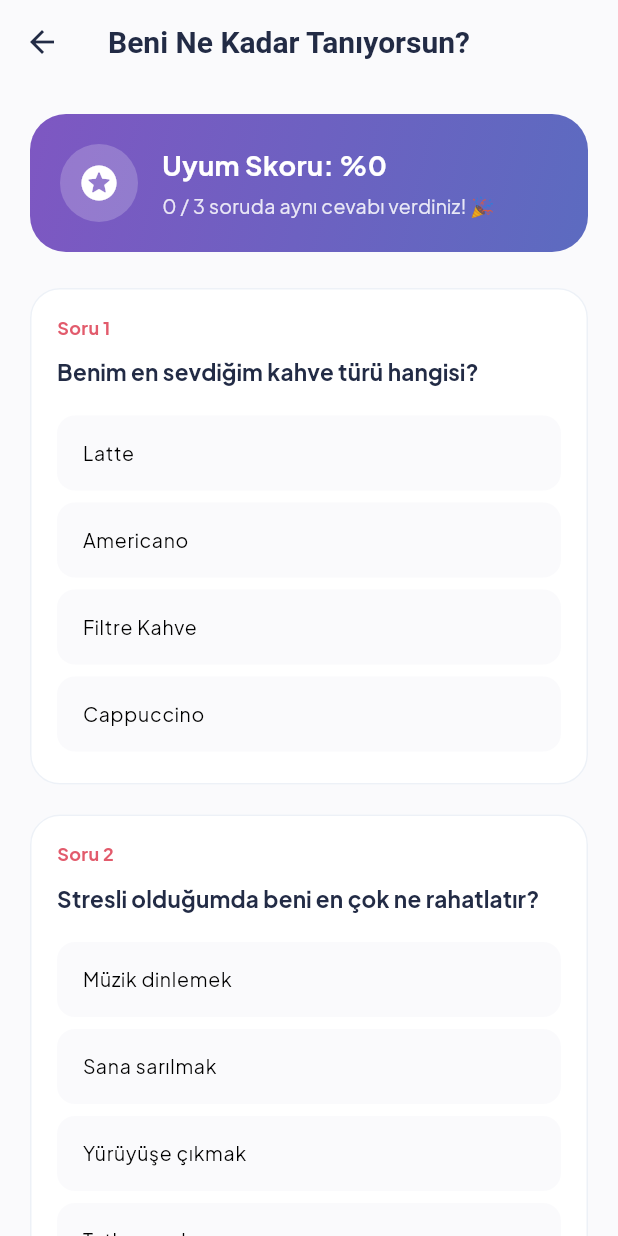
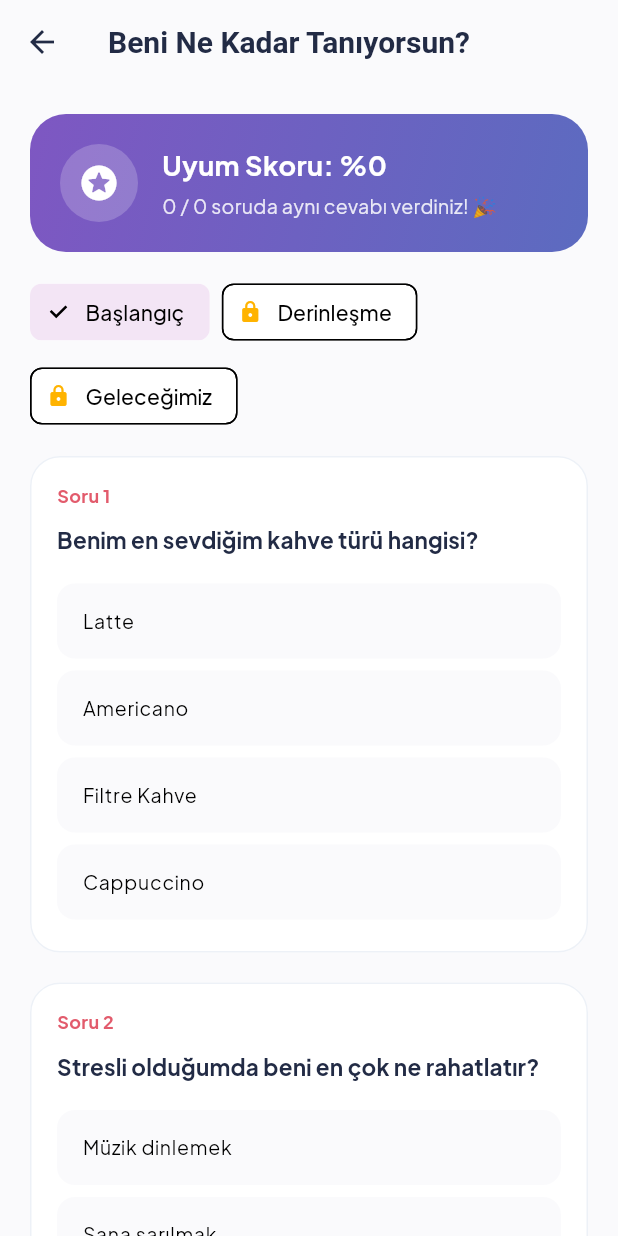
Before and after one commit to sudekazan/ciftapp, a Flutter app: the CoupleQuizScreen screen opened directly, on a phone screen of 412 x 824 dp. Run offline on Flutter 3.47's test engine with Material 3 defaults, Android fonts, the phone set to English and light mode, and no system bars; our stand-ins replace cloud_firestore, firebase_auth, firebase_core, firebase_messaging, firebase_remote_config, firebase_storage and 6 more; missing offline and left inert: purchases_flutter; accounts and stored records are empty; network calls fail.

Commit message:
ozellik: soru paketleri eklendi, günün sorusu kataloğu 30 soruya çıktı
- Günün sorusu kataloğu 7'den 30 soruya genişletildi (TR/EN); cevaplanmış günler katalog değişse de aynı soruyu koruyor
- Quiz ve "Hangimiz daha" için ücretsiz Başlangıç paketi + premium paketler (Derinleşme, Geleceğimiz, Eğlenceli, Romantik)
- Paket seçici: kilitli premium pakete dokununca bağlamsal paywall açılıyor
- Uyum skoru artık iki tarafın da cevapladığı sorulara göre hesaplanıyor (önceden tüm soru sayısına bölünüyordu)
- İçerik bütünlüğü ve paket filtreleme için testler eklendi

Co-Authored-By: Claude Opus 5.5 <noreply@anthropic.com>

```diff
--- /dev/null
+++ b/lib/core/content/question_catalog.dart
@@ -0,0 +1,183 @@
+import '../models/daily_question.dart';
+
+/// A group of questions; premium packs are unlocked by the subscription.
+class QuestionPack<T> {
+  final String id;
+  final String titleTr;
+  final String titleEn;
+  final bool isPremium;
+  final List<T> items;
+
+  const QuestionPack({
+    required this.id,
+    required this.titleTr,
+    required this.titleEn,
+    required this.items,
+    this.isPremium = false,
+  });
+
+  String getTitle(String lang) => lang == 'en' ? titleEn : titleTr;
+}
+
+/// All built-in question content (TR/EN).
+class QuestionCatalog {
+  QuestionCatalog._();
+
+  /// Rotates daily. Ids are stable: answers are stored per id and date.
+  static const List<Map<String, String>> daily = [
+    {'id': 'dq_01', 'tr': 'İlk tanıştığımız gün benim hakkımda ilk düşündüğün şey neydi?', 'en': 'What was your very first thought about me when we first met?'},
+    {'id': 'dq_02', 'tr': 'Birlikte geçirdiğimiz en unutulmaz an hangisiydi?', 'en': 'What is the most memorable moment we have shared together?'},
+    {'id': 'dq_03', 'tr': 'Benim en sevdiğin küçük alışkanlığım nedir?', 'en': 'What is your favorite little habit of mine?'},
+    {'id': 'dq_04', 'tr': 'Bir gün tüm gün birlikte olsak ne yapmak isterdin?', 'en': 'If we had a whole free day together, what would you do?'},
+    {'id': 'dq_05', 'tr': 'Bana en son ne zaman gurur duydun?', 'en': 'When was the last time you felt proud of me?'},
+    {'id': 'dq_06', 'tr': 'Birlikte öğrenmek istediğin bir şey var mı?', 'en': 'Is there something you would like us to learn together?'},
+    {'id': 'dq_07', 'tr': 'Seni en çok ne mutlu ediyor, bunu daha sık nasıl yapabilirim?', 'en': 'What makes you happiest, and how can I do it more often?'},
+    {'id': 'dq_08', 'tr': 'Seni en çok güldüren anımız hangisi?', 'en': 'Which of our moments makes you laugh the most?'},
+    {'id': 'dq_09', 'tr': 'Bana söylemek isteyip de henüz söylemediğin bir şey var mı?', 'en': "Is there something you've wanted to tell me but haven't yet?"},
+    {'id': 'dq_10', 'tr': 'Birlikte yaşamak istediğin bir sonraki macera ne?', 'en': 'What adventure would you like us to have next?'},
+    {'id': 'dq_11', 'tr': 'Bizi en iyi anlatan şarkı hangisi?', 'en': 'Which song describes us best?'},
+    {'id': 'dq_12', 'tr': 'Benimle ilgili seni ilk etkileyen şey neydi?', 'en': 'What first attracted you to me?'},
+    {'id': 'dq_13', 'tr': 'Bu hafta seni en mutlu eden küçük şey neydi?', 'en': 'What small thing made you happiest this week?'},
+    {'id': 'dq_14', 'tr': 'Birlikte yaşlandığımızı hayal ettiğinde ne görüyorsun?', 'en': 'When you imagine us growing old together, what do you see?'},
+    {'id': 'dq_15', 'tr': 'Hangi konuda sana daha çok destek olmamı istersin?', 'en': 'Where would you like more support from me?'},
+    {'id': 'dq_16', 'tr': 'En sevdiğin fotoğrafımız hangisi ve neden?', 'en': 'Which photo of us is your favorite, and why?'},
+    {'id': 'dq_17', 'tr': 'Mükemmel bir buluşma gününü anlatır mısın?', 'en': 'Can you describe a perfect date day?'},
+    {'id': 'dq_18', 'tr': 'Benden öğrendiğin bir şey var mı?', 'en': "Is there something you've learned from me?"},
+    {'id': 'dq_19', 'tr': 'İlişkimizde en çok gurur duyduğun şey ne?', 'en': 'What are you most proud of in our relationship?'},
+    {'id': 'dq_20', 'tr': 'Kötü bir gününde sana nasıl iyi gelebilirim?', 'en': 'How can I comfort you on a bad day?'},
+    {'id': 'dq_21', 'tr': 'Birlikte başlatmak istediğin bir gelenek var mı?', 'en': "Is there a tradition you'd like us to start?"},
+    {'id': 'dq_22', 'tr': 'Beni üç kelimeyle anlatır mısın?', 'en': 'Can you describe me in three words?'},
+    {'id': 'dq_23', 'tr': 'Birlikte izlemek istediğin bir film veya dizi hangisi?', 'en': "Which movie or show would you like us to watch together?"},
+    {'id': 'dq_24', 'tr': 'Çocukluğundan bana anlatmadığın bir anıyı paylaşır mısın?', 'en': "Can you share a childhood memory you haven't told me?"},
+    {'id': 'dq_25', 'tr': 'Sana sevildiğini en çok ne hissettirir?', 'en': 'What makes you feel most loved?'},
+    {'id': 'dq_26', 'tr': 'Bir yıl sonra bu zamanlar ne yapıyor olmak isterdik?', 'en': 'What would we like to be doing a year from now?'},
+    {'id': 'dq_27', 'tr': 'Hangi huyumu hiç değiştirmememi istersin?', 'en': 'Which trait of mine would you never want me to change?'},
+    {'id': 'dq_28', 'tr': 'Birlikte gittiğimiz en güzel yer neresiydi?', 'en': "What is the most beautiful place we've been together?"},
+    {'id': 'dq_29', 'tr': 'Hayatında şu an en çok neye minnettarsın?', 'en': 'What are you most grateful for in your life right now?'},
+    {'id': 'dq_30', 'tr': 'Bugün bana söylemek istediğin tatlı bir şey var mı?', 'en': 'Is there something sweet you would like to tell me today?'},
+  ];
+
+  static QuizQuestion _quiz(String id, String tr, String en, List<String> optionsTr, List<String> optionsEn) =>
+      QuizQuestion(id: id, questionTr: tr, questionEn: en, optionsTr: optionsTr, optionsEn: optionsEn);
+
+  static final List<QuestionPack<QuizQuestion>> quizPacks = [
+    QuestionPack(
+      id: 'starter',
+      titleTr: 'Başlangıç',
+      titleEn: 'Starter',
+      items: [
+        _quiz('quiz_01', 'Benim en sevdiğim kahve türü hangisi?', 'What is my favorite coffee drink?',
+            ['Latte', 'Americano', 'Filtre Kahve', 'Cappuccino'], ['Latte', 'Americano', 'Filter Coffee', 'Cappuccino']),
+        _quiz('quiz_02', 'Stresli olduğumda beni en çok ne rahatlatır?', 'What relaxes me the most when stressed?',
+            ['Müzik dinlemek', 'Sana sarılmak', 'Yürüyüşe çıkmak', 'Tatlı yemek'],
+            ['Listening to music', 'Hugging you', 'Going for a walk', 'Eating sweets']),
+        _quiz('quiz_03', 'Birlikte gitmek istediğimiz ilk yurt dışı tatili neresi?', 'Where is our dream first trip together?',
+            ['İtalya', 'Japonya', 'İzlanda', 'İspanya'], ['Italy', 'Japan', 'Iceland', 'Spain']),
+        _quiz('quiz_04', 'Birlikte en çok hangi aktiviteden keyif alıyoruz?', 'Which activity do we enjoy most together?',
+            ['Film/dizi izlemek', 'Yemek yapmak', 'Gezmek', 'Oyun oynamak'],
+            ['Watching movies/shows', 'Cooking', 'Traveling', 'Playing games']),
+        _quiz('quiz_05', 'İdeal hafta sonumuz nasıl geçer?', 'What does our ideal weekend look like?',
+            ['Evde dinlenerek', 'Şehirde gezerek', 'Doğada', 'Arkadaşlarla'],
+            ['Relaxing at home', 'Exploring the city', 'In nature', 'With friends']),
+      ],
+    ),
+    QuestionPack(
+      id: 'deep',
+      titleTr: 'Derinleşme',
+      titleEn: 'Deeper',
+      isPremium: true,
+      items: [
+        _quiz('deep_01', 'Tartıştığımızda en çok neye ihtiyaç duyuyoruz?', 'What do we need most when we argue?',
+            ['Biraz yalnız kalmaya', 'Hemen konuşmaya', 'Sarılmaya', 'Biraz mizaha'],
+            ['Some time alone', 'Talking it out right away', 'A hug', 'A bit of humor']),
+        _quiz('deep_02', 'Sevgiyi en çok nasıl gösteriyoruz?', 'How do we show love the most?',
+            ['Sözlerle', 'Dokunarak', 'Birlikte vakit geçirerek', 'Küçük sürprizlerle'],
+            ['With words', 'Through touch', 'Spending time together', 'With little surprises']),
+        _quiz('deep_03', 'İlişkimizin en güçlü yanı ne?', 'What is the strongest part of our relationship?',
+            ['Güven', 'Mizah', 'İletişim', 'Tutku'], ['Trust', 'Humor', 'Communication', 'Passion']),
+        _quiz('deep_04', 'Zor bir günün sonunda en iyi gelen şey ne?', 'What helps most at the end of a hard day?',
+            ['Uzun bir sohbet', 'Sessizce yan yana olmak', 'Sevdiğimiz bir yemek', 'Bir film'],
+            ['A long talk', 'Quietly being together', 'Our favorite food', 'A movie']),
+        _quiz('deep_05', 'Birlikte en çok neyi geliştirmek istiyoruz?', 'What do we most want to improve together?',
+            ['Daha çok vakit geçirmek', 'Daha açık iletişim', 'Ortak hedefler', 'Daha çok macera'],
+            ['More time together', 'More open communication', 'Shared goals', 'More adventure']),
+        _quiz('deep_06', 'Birbirimizi en çok ne zaman özlüyoruz?', 'When do we miss each other the most?',
+            ['Sabah uyanınca', 'Akşam yemeğinde', 'Güzel bir şey olunca', 'Gece uyumadan önce'],
+            ['When waking up', 'At dinner', 'When something good happens', 'Before falling asleep']),
+      ],
+    ),
+    QuestionPack(
+      id: 'future',
+      titleTr: 'Geleceğimiz',
+      titleEn: 'Our Future',
+      isPremium: true,
+      items: [
+        _quiz('fut_01', 'Beş yıl sonra nerede yaşıyoruz?', 'Where do we live five years from now?',
+            ['Büyük bir şehirde', 'Sahil kasabasında', 'Yurt dışında', 'Doğanın içinde'],
+            ['In a big city', 'In a seaside town', 'Abroad', 'Close to nature']),
+        _quiz('fut_02', 'Hayalimizdeki ev hangisi?', 'Which one is our dream home?',
+            ['Şehir merkezinde daire', 'Bahçeli müstakil ev', 'Deniz manzaralı bir yer', 'Küçük bir dağ evi'],
+            ['A downtown apartment', 'A house with a garden', 'A place with a sea view', 'A small cabin']),
+        _quiz('fut_03', 'Birlikte ilk büyük hedefimiz ne olmalı?', 'What should our first big goal be?',
+            ['Ortak bir ev', 'Büyük bir seyahat', 'Birikim yapmak', 'Bir evcil hayvan'],
+            ['A home together', 'A big trip', 'Saving money', 'A pet']),
+        _quiz('fut_04', 'Yıl dönümümüzü nasıl kutlamak isteriz?', 'How would we like to celebrate our anniversary?',
+            ['Romantik bir akşam yemeği', 'Sürpriz bir seyahat', 'Evde baş başa', 'Arkadaşlarla parti'],
+            ['A romantic dinner', 'A surprise trip', 'Just us at home', 'A party with friends']),
+        _quiz('fut_05', 'Emekliliğimizi nasıl hayal ediyoruz?', 'How do we imagine our retirement?',
+            ['Dünyayı gezerek', 'Bahçeyle uğraşarak', 'Torunlarla', 'Yeni hobilerle'],
+            ['Traveling the world', 'Gardening', 'With grandchildren', 'With new hobbies']),
+        _quiz('fut_06', 'Birlikte öğrenmek istediğimiz şey ne?', 'What would we like to learn together?',
+            ['Yeni bir dil', 'Dans', 'Bir enstrüman', 'Yemek sanatı'],
+            ['A new language', 'Dancing', 'An instrument', 'Cooking']),
+      ],
+    ),
+  ];
+
+  static WhoMoreQuestion _who(String id, String tr, String en) =>
+      WhoMoreQuestion(id: id, questionTr: tr, questionEn: en);
+
+  static final List<QuestionPack<WhoMoreQuestion>> whoMorePacks = [
+    QuestionPack(
+      id: 'starter',
+      titleTr: 'Başlangıç',
+      titleEn: 'Starter',
+      items: [
+        _who('who_01', 'Hangimiz sabahları daha zor uyanır?', 'Who is harder to wake up in the morning?'),
+        _who('who_02', 'Hangimiz sürpriz yapmayı daha çok sever?', 'Who loves preparing surprises more?'),
+        _who('who_03', 'Hangimiz daha kıskançtır?', 'Who gets jealous more easily?'),
+        _who('who_04', 'Hangimiz tartışmalarda ilk adımı atıp özür diler?', 'Who takes the first step and apologizes first?'),
+        _who('who_05', 'Hangimiz kaybolduğunda yol sormaktan daha çok çekinir?', 'Who is more hesitant to ask for directions when lost?'),
+        _who('who_06', 'Hangimiz plan yapmadan spontane yaşamayı daha çok sever?', 'Who is more spontaneous and hates rigid plans?'),
+      ],
+    ),
+    QuestionPack(
+      id: 'fun',
+      titleTr: 'Eğlenceli',
+      titleEn: 'Fun',
+      isPremium: true,
+      items: [
+        _who('fun_01', 'Hangimiz daha çok atıştırmalık saklar?', 'Who hides more snacks?'),
+        _who('fun_02', 'Hangimiz filmlerin sonunu tahmin etmeye çalışır?', 'Who keeps guessing how movies end?'),
+        _who('fun_03', 'Hangimiz daha çok selfie çeker?', 'Who takes more selfies?'),
+        _who('fun_04', 'Hangimiz yol tarifinde daha iyidir?', 'Who is better with directions?'),
+        _who('fun_05', 'Hangimiz daha uzun duş alır?', 'Who takes longer showers?'),
+        _who('fun_06', 'Hangimiz dizilerde daha çok spoiler verir?', 'Who gives away more spoilers?'),
+      ],
+    ),
+    QuestionPack(
+      id: 'romance',
+      titleTr: 'Romantik',
+      titleEn: 'Romance',
+      isPremium: true,
+      items: [
+        _who('rom_01', 'Hangimiz önce "seni seviyorum" dedi?', 'Who said "I love you" first?'),
+        _who('rom_02', 'Hangimiz daha romantiktir?', 'Who is more romantic?'),
+        _who('rom_03', 'Hangimiz özel günleri daha iyi hatırlar?', 'Who remembers special dates better?'),
+        _who('rom_04', 'Hangimiz daha çok sarılmak ister?', 'Who wants more cuddles?'),
+        _who('rom_05', 'Hangimiz daha çok aşk mesajı yazar?', 'Who writes more love messages?'),
+        _who('rom_06', 'Hangimiz ilk görüşte daha çok etkilendi?', 'Who was more smitten at first sight?'),
+      ],
+    ),
+  ];
+}
--- a/lib/core/providers/together_provider.dart
+++ b/lib/core/providers/together_provider.dart
@@ -3,6 +3,7 @@ import 'dart:convert';
 import 'package:flutter/material.dart';
 import 'package:shared_preferences/shared_preferences.dart';
 import 'package:uuid/uuid.dart';
+import '../content/question_catalog.dart';
 import '../models/daily_question.dart';
 import '../models/model_json.dart';
 import '../services/couple_data_store.dart';
@@ -17,48 +18,9 @@ import 'couple_bound_provider.dart';
 class TogetherProvider extends ChangeNotifier with CoupleBoundProvider {
   static const _stateKey = '${LocalStore.keyPrefix}together_state';
 
-  static const List<Map<String, String>> _dailyCatalog = [
-    {'id': 'dq_01', 'tr': 'İlk tanıştığımız gün benim hakkımda ilk düşündüğün şey neydi?', 'en': 'What was your very first thought about me when we first met?'},
-    {'id': 'dq_02', 'tr': 'Birlikte geçirdiğimiz en unutulmaz an hangisiydi?', 'en': 'What is the most memorable moment we have shared together?'},
-    {'id': 'dq_03', 'tr': 'Benim en sevdiğin küçük alışkanlığım nedir?', 'en': 'What is your favorite little habit of mine?'},
-    {'id': 'dq_04', 'tr': 'Bir gün tüm gün birlikte olsak ne yapmak isterdin?', 'en': 'If we had a whole free day together, what would you do?'},
-    {'id': 'dq_05', 'tr': 'Bana en son ne zaman gurur duydun?', 'en': 'When was the last time you felt proud of me?'},
-    {'id': 'dq_06', 'tr': 'Birlikte öğrenmek istediğin bir şey var mı?', 'en': 'Is there something you would like us to learn together?'},
-    {'id': 'dq_07', 'tr': 'Seni en çok ne mutlu ediyor, bunu daha sık nasıl yapabilirim?', 'en': 'What makes you happiest, and how can I do it more often?'},
-  ];
-
-  final List<QuizQuestion> _quizCatalog = [
-    QuizQuestion(
-      id: 'quiz_01',
-      questionTr: 'Benim en sevdiğim kahve türü hangisi?',
-      questionEn: 'What is my favorite coffee drink?',
-      optionsTr: ['Latte', 'Americano', 'Filtre Kahve', 'Cappuccino'],
-      optionsEn: ['Latte', 'Americano', 'Filter Coffee', 'Cappuccino'],
-    ),
-    QuizQuestion(
-      id: 'quiz_02',
-      questionTr: 'Stresli olduğumda beni en çok ne rahatlatır?',
-      questionEn: 'What relaxes me the most when stressed?',
-      optionsTr: ['Müzik dinlemek', 'Sana sarılmak', 'Yürüyüşe çıkmak', 'Tatlı yemek'],
-      optionsEn: ['Listening to music', 'Hugging you', 'Going for a walk', 'Eating sweets'],
-    ),
-    QuizQuestion(
-      id: 'quiz_03',
-      questionTr: 'Birlikte gitmek istediğimiz ilk yurt dışı tatili neresi?',
-      questionEn: 'Where is our dream first trip together?',
-      optionsTr: ['İtalya', 'Japonya', 'İzlanda', 'İspanya'],
-      optionsEn: ['Italy', 'Japan', 'Iceland', 'Spain'],
-    ),
-  ];
-
-  final List<WhoMoreQuestion> _whoMoreCatalog = [
-    WhoMoreQuestion(id: 'who_01', questionTr: 'Hangimiz sabahları daha zor uyanır?', questionEn: 'Who is harder to wake up in the morning?'),
-    WhoMoreQuestion(id: 'who_02', questionTr: 'Hangimiz sürpriz yapmayı daha çok sever?', questionEn: 'Who loves preparing surprises more?'),
-    WhoMoreQuestion(id: 'who_03', questionTr: 'Hangimiz daha kıskançtır?', questionEn: 'Who gets jealous more easily?'),
-    WhoMoreQuestion(id: 'who_04', questionTr: 'Hangimiz tartışmalarda ilk adımı atıp özür diler?', questionEn: 'Who takes the first step and apologizes first?'),
-    WhoMoreQuestion(id: 'who_05', questionTr: 'Hangimiz kaybolduğunda yol sormaktan daha çok çekinir?', questionEn: 'Who is more hesitant to ask for directions when lost?'),
-    WhoMoreQuestion(id: 'who_06', questionTr: 'Hangimiz plan yapmadan spontane yaşamayı daha çok sever?', questionEn: 'Who is more spontaneous and hates rigid plans?'),
-  ];
+  static List<Map<String, String>> get _dailyCatalog => QuestionCatalog.daily;
+  static Iterable<QuizQuestion> get _quizCatalog => QuestionCatalog.quizPacks.expand((p) => p.items);
+  static Iterable<WhoMoreQuestion> get _whoMoreCatalog => QuestionCatalog.whoMorePacks.expand((p) => p.items);
 
   TogetherProvider({CoupleDataStore? store})
       : dataStore = store ?? FirestoreCoupleDataStore.instance {
@@ -113,6 +75,21 @@ class TogetherProvider extends ChangeNotifier with CoupleBoundProvider {
   List<WatchlistItem> get watchlist => _watchlist.items;
   List<QuizQuestion> get coupleQuiz => List.unmodifiable(_coupleQuiz);
   List<WhoMoreQuestion> get whoMoreList => List.unmodifiable(_whoMoreList);
+
+  List<QuestionPack<QuizQuestion>> get quizPacks => QuestionCatalog.quizPacks;
+  List<QuestionPack<WhoMoreQuestion>> get whoMorePacks => QuestionCatalog.whoMorePacks;
+
+  /// Questions of quiz pack [packId] with both partners' answers.
+  List<QuizQuestion> quizIn(String packId) {
+    final ids = quizPacks.firstWhere((p) => p.id == packId).items.map((q) => q.id).toSet();
+    return _coupleQuiz.where((q) => ids.contains(q.id)).toList();
+  }
+
+  /// "Who is more" questions of pack [packId] with both partners' votes.
+  List<WhoMoreQuestion> whoMoreIn(String packId) {
+    final ids = whoMorePacks.firstWhere((p) => p.id == packId).items.map((q) => q.id).toSet();
+    return _whoMoreList.where((q) => ids.contains(q.id)).toList();
+  }
   bool get isLoaded => _isLoaded;
 
   int get quizMatchCount => _coupleQuiz.where((q) => q.isMatch).length;
@@ -122,9 +99,17 @@ class TogetherProvider extends ChangeNotifier with CoupleBoundProvider {
       '${d.year.toString().padLeft(4, '0')}-${d.month.toString().padLeft(2, '0')}-${d.day.toString().padLeft(2, '0')}';
 
   DailyQuestion _questionFor(DateTime day) {
+    final dateKey = _dayKey(day);
+    // A day that already has answers keeps its question even if the catalog
+    // (and therefore the rotation) changed since.
+    final answeredKey = [..._dailyAnswers.keys, ..._partnerDaily.keys]
+        .where((k) => k.endsWith('@$dateKey'))
+        .firstOrNull;
+    final answeredId = answeredKey?.substring(0, answeredKey.indexOf('@'));
     final dayIndex = DateTime.utc(day.year, day.month, day.day).millisecondsSinceEpoch ~/ Duration.millisecondsPerDay;
-    final q = _dailyCatalog[dayIndex % _dailyCatalog.length];
-    final key = '${q['id']}@${_dayKey(day)}';
+    final q = _dailyCatalog.where((c) => c['id'] == answeredId).firstOrNull ??
+        _dailyCatalog[dayIndex % _dailyCatalog.length];
+    final key = '${q['id']}@$dateKey';
     final answer = _dailyAnswers[key];
     final partnerAnswer = _partnerDaily[key];
     return DailyQuestion(
--- a/lib/features/together/screens/couple_quiz_screen.dart
+++ b/lib/features/together/screens/couple_quiz_screen.dart
@@ -4,9 +4,17 @@ import '../../../core/constants/app_colors.dart';
 import '../../../core/localization/app_localizations.dart';
 import '../../../core/providers/app_state_provider.dart';
 import '../../../core/providers/together_provider.dart';
+import '../widgets/pack_selector.dart';
 
-class CoupleQuizScreen extends StatelessWidget {
+class CoupleQuizScreen extends StatefulWidget {
   const CoupleQuizScreen({super.key});
+
+  @override
+  State<CoupleQuizScreen> createState() => _CoupleQuizScreenState();
+}
+
+class _CoupleQuizScreenState extends State<CoupleQuizScreen> {
+  String _packId = 'starter';
 
   @override
   Widget build(BuildContext context) {
@@ -16,8 +24,9 @@ class CoupleQuizScreen extends StatelessWidget {
     final theme = Theme.of(context);
     final isDark = theme.brightness == Brightness.dark;
 
-    final quizList = togetherProvider.coupleQuiz;
-    final matchCount = togetherProvider.quizMatchCount;
+    final quizList = togetherProvider.quizIn(_packId);
+    final matchCount = quizList.where((q) => q.isMatch).length;
+    final bothAnswered = quizList.where((q) => q.isBothAnswered).length;
     final partnerName = appState.currentUser.partnerName ?? 'Can';
 
     return Scaffold(
@@ -52,7 +61,7 @@ class CoupleQuizScreen extends StatelessWidget {
                       crossAxisAlignment: CrossAxisAlignment.start,
                       children: [
                         Text(
-                          'Uyum Skoru: %${((matchCount / quizList.length) * 100).round()}',
+                          'Uyum Skoru: %${bothAnswered == 0 ? 0 : ((matchCount / bothAnswered) * 100).round()}',
                           style: const TextStyle(
                             color: Colors.white,
                             fontSize: 18,
@@ -61,7 +70,7 @@ class CoupleQuizScreen extends StatelessWidget {
                         ),
                         const SizedBox(height: 4),
                         Text(
-                          '$matchCount / ${quizList.length} soruda aynı cevabı verdiniz! 🎉',
+                          '$matchCount / $bothAnswered soruda aynı cevabı verdiniz! 🎉',
                           style: TextStyle(
                             color: Colors.white.withValues(alpha: 0.85),
                             fontSize: 13,
@@ -73,7 +82,15 @@ class CoupleQuizScreen extends StatelessWidget {
                 ],
               ),
             ),
-            const SizedBox(height: 24),
+            const SizedBox(height: 16),
+            PackSelector(
+              packs: togetherProvider.quizPacks,
+              selectedId: _packId,
+              lang: appState.currentLanguage,
+              isPremium: appState.currentUser.isPremium,
+              onSelected: (id) => setState(() => _packId = id),
+            ),
+            const SizedBox(height: 16),
 
             ...quizList.asMap().entries.map((entry) {
               final index = entry.key;
--- a/lib/features/together/screens/who_more_quiz_screen.dart
+++ b/lib/features/together/screens/who_more_quiz_screen.dart
@@ -4,9 +4,17 @@ import '../../../core/constants/app_colors.dart';
 import '../../../core/localization/app_localizations.dart';
 import '../../../core/providers/app_state_provider.dart';
 import '../../../core/providers/together_provider.dart';
+import '../widgets/pack_selector.dart';
 
-class WhoMoreQuizScreen extends StatelessWidget {
+class WhoMoreQuizScreen extends StatefulWidget {
   const WhoMoreQuizScreen({super.key});
+
+  @override
+  State<WhoMoreQuizScreen> createState() => _WhoMoreQuizScreenState();
+}
+
+class _WhoMoreQuizScreenState extends State<WhoMoreQuizScreen> {
+  String _packId = 'starter';
 
   @override
   Widget build(BuildContext context) {
@@ -16,14 +24,14 @@ class WhoMoreQuizScreen extends StatelessWidget {
     final theme = Theme.of(context);
     final isDark = theme.brightness == Brightness.dark;
 
-    final list = togetherProvider.whoMoreList;
-    final agreedCount = togetherProvider.whoMoreAgreementCount;
+    final list = togetherProvider.whoMoreIn(_packId);
+    final agreedCount = list.where((q) => q.isAgreed).length;
     final totalVoted = list.where((q) => q.isBothVoted).length;
 
     final myName = appState.currentUser.name;
     final partnerName = appState.currentUser.partnerName ?? 'Can';
 
-    final percent = totalVoted > 0 ? ((agreedCount / totalVoted) * 100).round() : 100;
+    final percent = totalVoted > 0 ? ((agreedCount / totalVoted) * 100).round() : 0;
 
     return Scaffold(
       appBar: AppBar(
@@ -85,7 +93,15 @@ class WhoMoreQuizScreen extends StatelessWidget {
                 ],
               ),
             ),
-            const SizedBox(height: 20),
+            const SizedBox(height: 16),
+            PackSelector(
+              packs: togetherProvider.whoMorePacks,
+              selectedId: _packId,
+              lang: appState.currentLanguage,
+              isPremium: appState.currentUser.isPremium,
+              onSelected: (id) => setState(() => _packId = id),
+            ),
+            const SizedBox(height: 16),
 
             ...list.asMap().entries.map((entry) {
               final index = entry.key;
--- /dev/null
+++ b/lib/features/together/widgets/pack_selector.dart
@@ -0,0 +1,47 @@
+import 'package:flutter/material.dart';
+import '../../../core/constants/app_colors.dart';
+import '../../../core/content/question_catalog.dart';
+import '../../../core/premium/premium_gate.dart';
+
+/// Chips to switch between question packs; locked premium packs open the paywall.
+class PackSelector extends StatelessWidget {
+  final List<QuestionPack> packs;
+  final String selectedId;
+  final String lang;
+  final bool isPremium;
+  final ValueChanged<String> onSelected;
+
+  const PackSelector({
+    super.key,
+    required this.packs,
+    required this.selectedId,
+    required this.lang,
+    required this.isPremium,
+    required this.onSelected,
+  });
+
+  @override
+  Widget build(BuildContext context) {
+    return Wrap(
+      spacing: 8,
+      runSpacing: 8,
+      children: packs.map((pack) {
+        final locked = pack.isPremium && !isPremium;
+        return ChoiceChip(
+          avatar: locked
+              ? const Icon(Icons.lock_rounded, size: 16, color: AppColors.accentGold)
+              : (pack.isPremium ? const Icon(Icons.workspace_premium_rounded, size: 16, color: AppColors.accentGold) : null),
+          label: Text(pack.getTitle(lang)),
+          selected: pack.id == selectedId,
+          onSelected: (_) {
+            if (locked) {
+              PremiumGate.openPaywall(context, PaywallSource.questionPack);
+            } else {
+              onSelected(pack.id);
+            }
+          },
+        );
+      }).toList(),
+    );
+  }
+}
```
Also changed, not shown: 1 other file.
